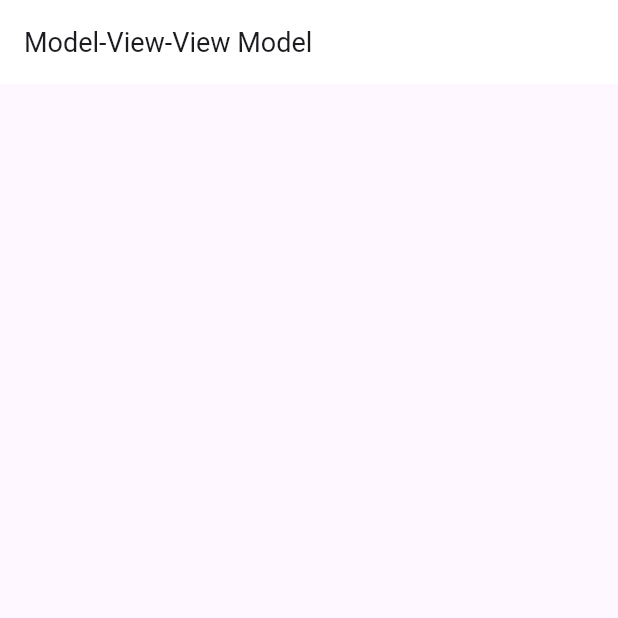
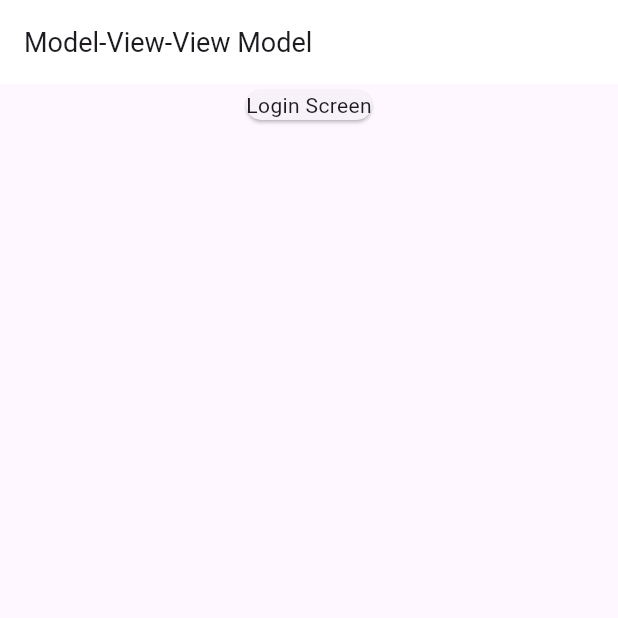
Before and after one commit to nahidulislamshakin/mvvm, a Flutter app: the screen it shows after launch, on a phone screen of 412 x 824 dp, the top half of it. Run offline on Flutter 3.47's test engine with Material 3 defaults, Android fonts, the phone set to English and light mode, and no system bars.

Commit message:
routes added

```diff
--- a/mvvm/lib/main.dart
+++ b/mvvm/lib/main.dart
@@ -1,20 +1,24 @@
 import 'package:flutter/material.dart';
+import 'package:mvvm/utils/routes/routes.dart';
+import 'package:mvvm/utils/routes/routes_name.dart';
 import 'package:mvvm/view/login_screen.dart';
 
-void main(){
+void main() {
   runApp(MyApp());
 }
 
-class MyApp extends StatefulWidget{
+class MyApp extends StatefulWidget {
   @override
-  State<MyApp> createState()=>_MyAppState();
+  State<MyApp> createState() => _MyAppState();
 }
-class _MyAppState extends State<MyApp>{
-@override
-Widget build(BuildContext context){
-  return MaterialApp(
-    debugShowCheckedModeBanner:false,
-    home: LoginScreen(),
-  );
+
+class _MyAppState extends State<MyApp> {
+  @override
+  Widget build(BuildContext context) {
+    return MaterialApp(
+      debugShowCheckedModeBanner: false,
+      initialRoute: RoutesName.login,
+      onGenerateRoute: Routes.generateRoute,
+    );
+  }
 }
-}
--- /dev/null
+++ b/mvvm/lib/utils/routes/routes.dart
@@ -0,0 +1,27 @@
+import 'package:flutter/material.dart';
+import 'package:mvvm/utils/routes/routes_name.dart';
+import 'package:mvvm/view/home_screen.dart';
+import 'package:mvvm/view/login_screen.dart';
+
+class Routes {
+  static Route<dynamic> generateRoute(RouteSettings settings) {
+    switch (settings.name) {
+      case RoutesName.home:
+        return MaterialPageRoute(
+          builder: (BuildContext context) => HomeScreen(),
+        );
+              case RoutesName.login:
+        return MaterialPageRoute(
+          builder: (BuildContext context) => LoginScreen(),
+        );
+      default:
+        return MaterialPageRoute(builder: (_) {
+          return const Scaffold(
+            body: Center(
+              child: Text('No Route Defined'),
+            ),
+          );
+        });
+    }
+  }
+}
--- /dev/null
+++ b/mvvm/lib/utils/routes/routes_name.dart
@@ -0,0 +1,8 @@
+class RoutesName{
+
+  //acounts routes name
+  static const String login = 'login_screen';
+
+//home screen routes name
+  static const String home = 'home_screen';
+}
--- a/mvvm/lib/view/login_screen.dart
+++ b/mvvm/lib/view/login_screen.dart
@@ -18,7 +18,7 @@ class _LoginScreenState extends State<LoginScreen> {
       ),
       body: const Column(
         children: [
-
+          Center(child: Card(child: Text("Login Screen")),)
         ],
 
       ),
```
